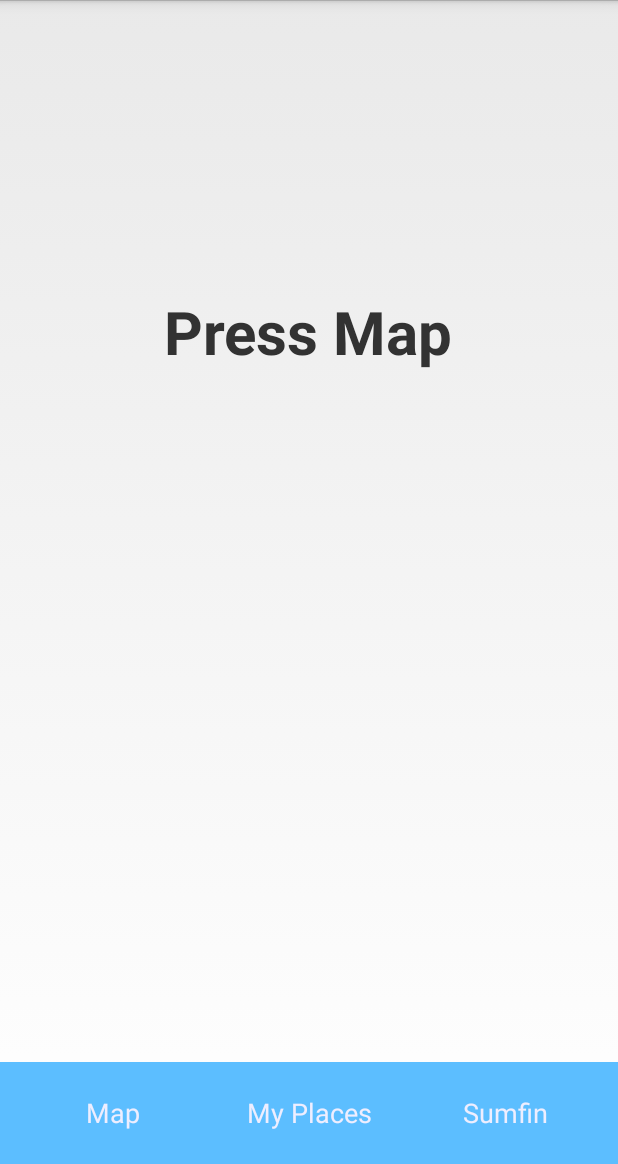
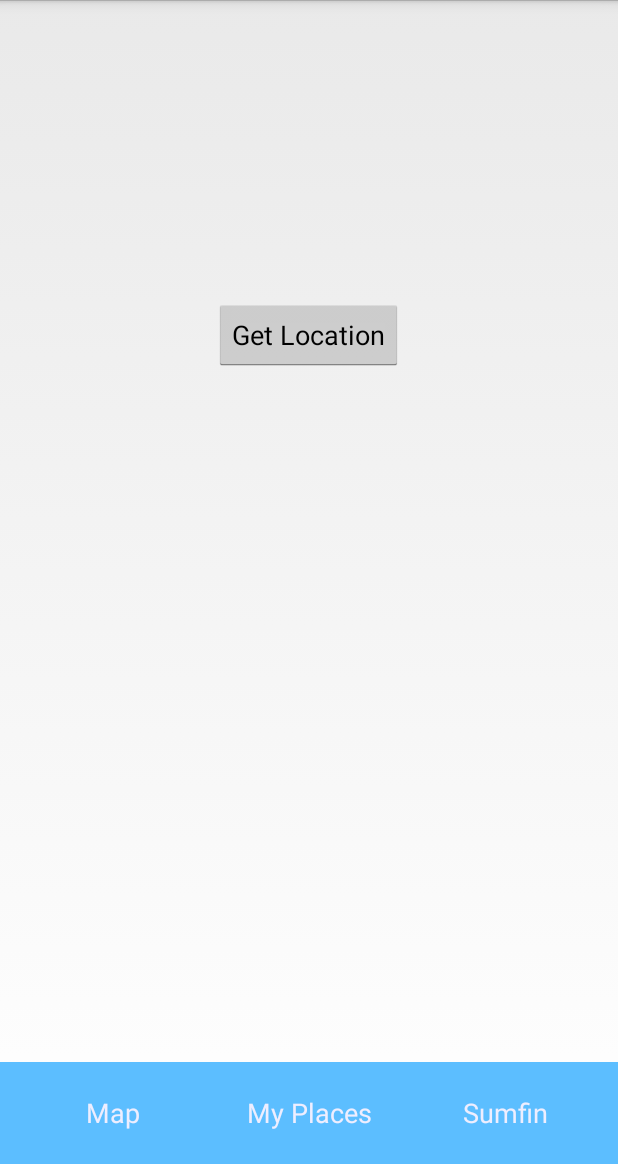
Before and after one commit to leonleonho/TransitAlarm2.0, an Android app: the screen it shows after launch (MainActivity), on a phone screen of 412 x 824 dp, the part 72-1236 px from its top. Run offline under Robolectric (Android 15) with nearby library versions, the phone set to English and light mode, and no system bars.

```diff
--- a/app/src/main/java/com/example/leon/transitalarm20/MainActivity.java
+++ b/app/src/main/java/com/example/leon/transitalarm20/MainActivity.java
@@ -1,19 +1,23 @@
 package com.example.leon.transitalarm20;
 
 import android.app.Activity;
+import android.content.Context;
 import android.content.Intent;
 import android.os.Bundle;
 import android.view.Menu;
 import android.view.MenuItem;
 import android.view.View;
+import android.widget.Toast;
 
 
 public class MainActivity extends Activity {
+
 
     @Override
     protected void onCreate(Bundle savedInstanceState) {
         super.onCreate(savedInstanceState);
         setContentView(R.layout.activity_main);
+
     }
 
 
--- a/app/src/main/res/layout/activity_main.xml
+++ b/app/src/main/res/layout/activity_main.xml
@@ -2,16 +2,6 @@
     xmlns:tools="http://schemas.android.com/tools" android:layout_width="match_parent"
     android:layout_height="match_parent"
      tools:context=".MainActivity">
-
-    <TextView android:text="Press Map" android:layout_width="wrap_content"
-        android:layout_height="wrap_content"
-        android:id="@+id/textView"
-        android:textSize="40sp"
-        android:textStyle="bold"
-        android:textAlignment="center"
-        android:layout_alignParentTop="true"
-        android:layout_centerHorizontal="true"
-        android:layout_marginTop="194dp" />
 
     <RadioGroup
         android:padding="0dp"
@@ -68,4 +58,14 @@
 
     </RadioGroup>
 
+    <Button
+        android:layout_width="wrap_content"
+        android:layout_height="wrap_content"
+        android:text="Get Location"
+        android:id="@+id/location"
+        android:layout_alignParentTop="true"
+        android:layout_centerHorizontal="true"
+        android:layout_marginTop="199dp"
+        android:onClick="getLocation" />
+
 </RelativeLayout>
```
Also changed, not shown: app/src/main/java/com/example/leon/transitalarm20/MapsActivity.java (+94 -7 lines), app/src/main/res/layout/activity_maps.xml (+4 -3 lines).
